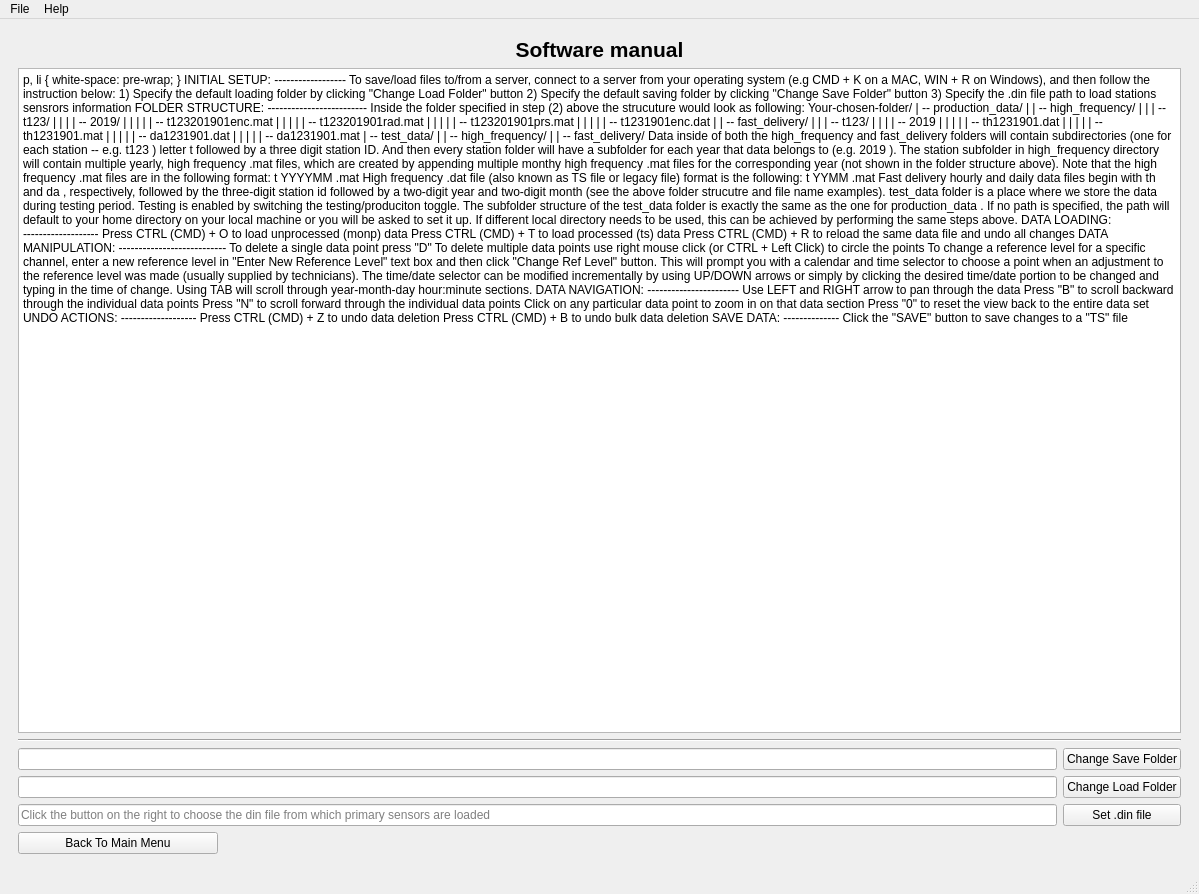
Before: the Qt Designer form PyQT5_fbs/src/main/python/stacked_design.ui in uhsealevelcenter/QCSoft, drawn with Qt 5.
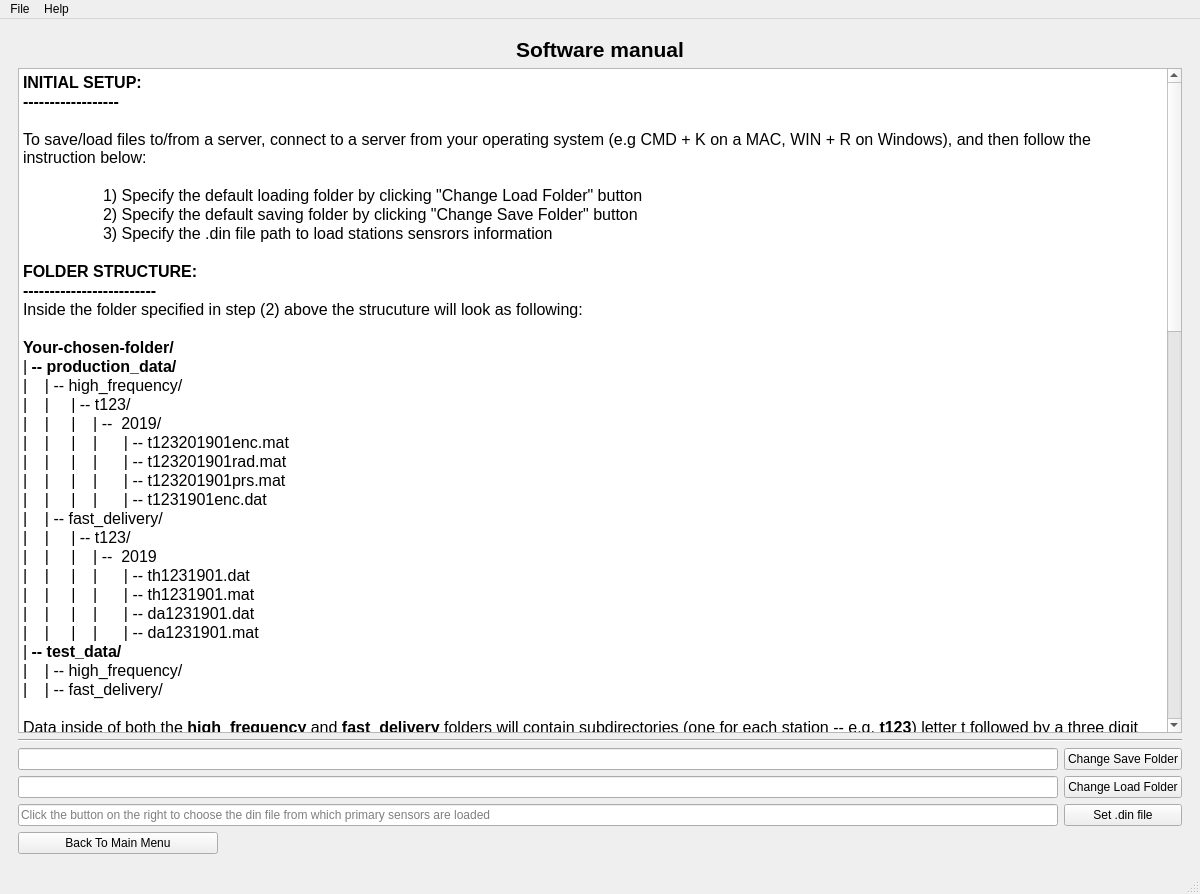
After: the same form once the commit is applied. The open tabs and pages were chosen to show the change. Custom widgets are drawn as their Qt base class.

The edit to the form file:
```diff
--- a/PyQT5_fbs/src/main/python/stacked_design.ui
+++ b/PyQT5_fbs/src/main/python/stacked_design.ui
@@ -6,7 +6,7 @@
    <rect>
     <x>0</x>
     <y>0</y>
-    <width>1199</width>
+    <width>1200</width>
     <height>894</height>
    </rect>
   </property>
@@ -448,7 +448,7 @@
 &lt;p style=&quot;-qt-paragraph-type:empty; margin-top:0px; margin-bottom:0px; margin-left:0px; margin-right:0px; -qt-block-indent:0; text-indent:0px; font-size:12pt;&quot;&gt;&lt;br /&gt;&lt;/p&gt;
 &lt;p style=&quot; margin-top:0px; margin-bottom:0px; margin-left:0px; margin-right:0px; -qt-block-indent:0; text-indent:0px;&quot;&gt;&lt;span style=&quot; font-size:12pt; font-weight:600;&quot;&gt;FOLDER STRUCTURE:&lt;/span&gt;&lt;/p&gt;
 &lt;p style=&quot; margin-top:0px; margin-bottom:0px; margin-left:0px; margin-right:0px; -qt-block-indent:0; text-indent:0px;&quot;&gt;&lt;span style=&quot; font-size:12pt; font-weight:600;&quot;&gt;-------------------------&lt;/span&gt;&lt;/p&gt;
-&lt;p style=&quot; margin-top:0px; margin-bottom:0px; margin-left:0px; margin-right:0px; -qt-block-indent:0; text-indent:0px;&quot;&gt;&lt;span style=&quot; font-size:12pt;&quot;&gt;Inside the folder specified in step (2) above the strucuture would look as following:&lt;/span&gt;&lt;/p&gt;
+&lt;p style=&quot; margin-top:0px; margin-bottom:0px; margin-left:0px; margin-right:0px; -qt-block-indent:0; text-indent:0px;&quot;&gt;&lt;span style=&quot; font-size:12pt;&quot;&gt;Inside the folder specified in step (2) above the strucuture will look as following:&lt;/span&gt;&lt;/p&gt;
 &lt;p style=&quot;-qt-paragraph-type:empty; margin-top:0px; margin-bottom:0px; margin-left:0px; margin-right:0px; -qt-block-indent:0; text-indent:0px; font-size:12pt;&quot;&gt;&lt;br /&gt;&lt;/p&gt;
 &lt;p style=&quot; margin-top:0px; margin-bottom:0px; margin-left:0px; margin-right:0px; -qt-block-indent:0; text-indent:0px;&quot;&gt;&lt;span style=&quot; font-size:12pt; font-weight:600;&quot;&gt;Your-chosen-folder/&lt;/span&gt;&lt;/p&gt;
 &lt;p style=&quot; margin-top:0px; margin-bottom:0px; margin-left:0px; margin-right:0px; -qt-block-indent:0; text-indent:0px;&quot;&gt;&lt;span style=&quot; font-size:12pt;&quot;&gt;|&lt;/span&gt;&lt;span style=&quot; font-size:12pt; font-weight:600;&quot;&gt; -- production_data/&lt;/span&gt;&lt;/p&gt;
@@ -470,7 +470,7 @@
 &lt;p style=&quot; margin-top:0px; margin-bottom:0px; margin-left:0px; margin-right:0px; -qt-block-indent:0; text-indent:0px;&quot;&gt;&lt;span style=&quot; font-size:12pt;&quot;&gt;|    | -- high_frequency/&lt;/span&gt;&lt;/p&gt;
 &lt;p style=&quot; margin-top:0px; margin-bottom:0px; margin-left:0px; margin-right:0px; -qt-block-indent:0; text-indent:0px;&quot;&gt;&lt;span style=&quot; font-size:12pt;&quot;&gt;|    | -- fast_delivery/&lt;/span&gt;&lt;/p&gt;
 &lt;p style=&quot;-qt-paragraph-type:empty; margin-top:0px; margin-bottom:0px; margin-left:0px; margin-right:0px; -qt-block-indent:0; text-indent:0px; font-size:12pt;&quot;&gt;&lt;br /&gt;&lt;/p&gt;
-&lt;p style=&quot; margin-top:0px; margin-bottom:0px; margin-left:0px; margin-right:0px; -qt-block-indent:0; text-indent:0px;&quot;&gt;&lt;span style=&quot; font-size:12pt;&quot;&gt;Data inside of both the &lt;/span&gt;&lt;span style=&quot; font-size:12pt; font-weight:600;&quot;&gt;high_frequency&lt;/span&gt;&lt;span style=&quot; font-size:12pt;&quot;&gt; and &lt;/span&gt;&lt;span style=&quot; font-size:12pt; font-weight:600;&quot;&gt;fast_delivery&lt;/span&gt;&lt;span style=&quot; font-size:12pt;&quot;&gt; folders will contain subdirectories (one for each station -- e.g. &lt;/span&gt;&lt;span style=&quot; font-size:12pt; font-weight:600;&quot;&gt;t123&lt;/span&gt;&lt;span style=&quot; font-size:12pt;&quot;&gt;) letter t followed by a three digit station ID. And then every station folder will have a subfolder for each year that data belongs to (e.g. &lt;/span&gt;&lt;span style=&quot; font-size:12pt; font-weight:600;&quot;&gt;2019&lt;/span&gt;&lt;span style=&quot; font-size:12pt;&quot;&gt;). The station subfolder in &lt;/span&gt;&lt;span style=&quot; font-size:12pt; font-weight:600;&quot;&gt;high_frequency&lt;/span&gt;&lt;span style=&quot; font-size:12pt;&quot;&gt; directory will contain multiple yearly, high frequency .mat files, which are created by appending multiple monthy high frequency .mat files for the corresponding year (not shown in the folder structure above). &lt;/span&gt;&lt;/p&gt;
+&lt;p style=&quot; margin-top:0px; margin-bottom:0px; margin-left:0px; margin-right:0px; -qt-block-indent:0; text-indent:0px;&quot;&gt;&lt;span style=&quot; font-size:12pt;&quot;&gt;Data inside of both the &lt;/span&gt;&lt;span style=&quot; font-size:12pt; font-weight:600;&quot;&gt;high_frequency&lt;/span&gt;&lt;span style=&quot; font-size:12pt;&quot;&gt; and &lt;/span&gt;&lt;span style=&quot; font-size:12pt; font-weight:600;&quot;&gt;fast_delivery&lt;/span&gt;&lt;span style=&quot; font-size:12pt;&quot;&gt; folders will contain subdirectories (one for each station -- e.g. &lt;/span&gt;&lt;span style=&quot; font-size:12pt; font-weight:600;&quot;&gt;t123&lt;/span&gt;&lt;span style=&quot; font-size:12pt;&quot;&gt;) letter t followed by a three digit station ID. And then every station folder will have a subfolder for each year that the data belongs to (e.g. &lt;/span&gt;&lt;span style=&quot; font-size:12pt; font-weight:600;&quot;&gt;2019&lt;/span&gt;&lt;span style=&quot; font-size:12pt;&quot;&gt;). The station subfolder in &lt;/span&gt;&lt;span style=&quot; font-size:12pt; font-weight:600;&quot;&gt;high_frequency&lt;/span&gt;&lt;span style=&quot; font-size:12pt;&quot;&gt; directory will contain multiple yearly, high frequency .mat files, which are created by appending multiple monthy high frequency .mat files for the corresponding year (not shown in the folder structure above). &lt;/span&gt;&lt;/p&gt;
 &lt;p style=&quot;-qt-paragraph-type:empty; margin-top:0px; margin-bottom:0px; margin-left:0px; margin-right:0px; -qt-block-indent:0; text-indent:0px; font-size:12pt;&quot;&gt;&lt;br /&gt;&lt;/p&gt;
 &lt;p style=&quot; margin-top:0px; margin-bottom:0px; margin-left:0px; margin-right:0px; -qt-block-indent:0; text-indent:0px;&quot;&gt;&lt;span style=&quot; font-size:12pt;&quot;&gt;Note that the high frequency .mat files are in the following format:&lt;/span&gt;&lt;/p&gt;
 &lt;p align=&quot;center&quot; style=&quot; margin-top:0px; margin-bottom:0px; margin-left:0px; margin-right:0px; -qt-block-indent:0; text-indent:0px;&quot;&gt;&lt;span style=&quot; font-size:12pt; font-weight:600;&quot;&gt;t&lt;/span&gt;&lt;span style=&quot; font-size:12pt;&quot;&gt;&amp;lt;three_digit_station_ID&amp;gt;&lt;/span&gt;&lt;span style=&quot; font-size:12pt; font-weight:600;&quot;&gt;YYYYMM&lt;/span&gt;&lt;span style=&quot; font-size:12pt;&quot;&gt;&amp;lt;three_letter_sensor&amp;gt;&lt;/span&gt;&lt;span style=&quot; font-size:12pt; font-weight:600;&quot;&gt;.mat&lt;/span&gt;&lt;/p&gt;
@@ -480,11 +480,22 @@
 &lt;p align=&quot;center&quot; style=&quot;-qt-paragraph-type:empty; margin-top:0px; margin-bottom:0px; margin-left:0px; margin-right:0px; -qt-block-indent:0; text-indent:0px; font-size:12pt; font-weight:600;&quot;&gt;&lt;br /&gt;&lt;/p&gt;
 &lt;p style=&quot; margin-top:0px; margin-bottom:0px; margin-left:0px; margin-right:0px; -qt-block-indent:0; text-indent:0px;&quot;&gt;&lt;span style=&quot; font-size:12pt;&quot;&gt;Fast delivery hourly and daily data files begin with &lt;/span&gt;&lt;span style=&quot; font-size:12pt; font-weight:600;&quot;&gt;th&lt;/span&gt;&lt;span style=&quot; font-size:12pt;&quot;&gt; and &lt;/span&gt;&lt;span style=&quot; font-size:12pt; font-weight:600;&quot;&gt;da&lt;/span&gt;&lt;span style=&quot; font-size:12pt;&quot;&gt;, respectively, followed by the three-digit station id followed by a two-digit year and two-digit month (see the above folder strucutre and file name examples).&lt;/span&gt;&lt;/p&gt;
 &lt;p style=&quot;-qt-paragraph-type:empty; margin-top:0px; margin-bottom:0px; margin-left:0px; margin-right:0px; -qt-block-indent:0; text-indent:0px; font-size:12pt;&quot;&gt;&lt;br /&gt;&lt;/p&gt;
-&lt;p style=&quot; margin-top:0px; margin-bottom:0px; margin-left:0px; margin-right:0px; -qt-block-indent:0; text-indent:0px;&quot;&gt;&lt;span style=&quot; font-size:12pt; font-weight:600;&quot;&gt;test_data &lt;/span&gt;&lt;span style=&quot; font-size:12pt;&quot;&gt;folder is a place where we store the data during testing period. Testing is enabled by switching the testing/produciton toggle. The subfolder structure of the &lt;/span&gt;&lt;span style=&quot; font-size:12pt; font-weight:600;&quot;&gt;test_data&lt;/span&gt;&lt;span style=&quot; font-size:12pt;&quot;&gt; folder is exactly the same as the one for &lt;/span&gt;&lt;span style=&quot; font-size:12pt; font-weight:600;&quot;&gt;production_data&lt;/span&gt;&lt;span style=&quot; font-size:12pt;&quot;&gt;.&lt;/span&gt;&lt;/p&gt;
+&lt;p style=&quot; margin-top:0px; margin-bottom:0px; margin-left:0px; margin-right:0px; -qt-block-indent:0; text-indent:0px;&quot;&gt;&lt;span style=&quot; font-size:12pt; font-weight:600;&quot;&gt;test_data &lt;/span&gt;&lt;span style=&quot; font-size:12pt;&quot;&gt;folder is a place where we store the data during testing period. Testing is enabled by switching the testing/produciton toggle (the big green/red circle). The subfolder structure of the &lt;/span&gt;&lt;span style=&quot; font-size:12pt; font-weight:600;&quot;&gt;test_data&lt;/span&gt;&lt;span style=&quot; font-size:12pt;&quot;&gt; folder is exactly the same as the one for &lt;/span&gt;&lt;span style=&quot; font-size:12pt; font-weight:600;&quot;&gt;production_data&lt;/span&gt;&lt;span style=&quot; font-size:12pt;&quot;&gt;.&lt;/span&gt;&lt;/p&gt;
 &lt;p style=&quot;-qt-paragraph-type:empty; margin-top:0px; margin-bottom:0px; margin-left:0px; margin-right:0px; -qt-block-indent:0; text-indent:0px; font-size:12pt;&quot;&gt;&lt;br /&gt;&lt;/p&gt;
 &lt;p style=&quot;-qt-paragraph-type:empty; margin-top:0px; margin-bottom:0px; margin-left:0px; margin-right:0px; -qt-block-indent:0; text-indent:0px; font-size:12pt;&quot;&gt;&lt;br /&gt;&lt;/p&gt;
 &lt;p style=&quot; margin-top:0px; margin-bottom:0px; margin-left:0px; margin-right:0px; -qt-block-indent:0; text-indent:0px;&quot;&gt;&lt;span style=&quot; font-size:12pt;&quot;&gt;If no path is specified, the path will default to your home directory on your local machine or you will be asked to set it up.  If different local directory needs to be used, this can be achieved by performing the same steps above. &lt;/span&gt;&lt;/p&gt;
 &lt;p style=&quot;-qt-paragraph-type:empty; margin-top:0px; margin-bottom:0px; margin-left:0px; margin-right:0px; -qt-block-indent:0; text-indent:0px; font-size:12pt;&quot;&gt;&lt;br /&gt;&lt;/p&gt;
+&lt;p style=&quot; margin-top:0px; margin-bottom:0px; margin-left:0px; margin-right:0px; -qt-block-indent:0; text-indent:0px;&quot;&gt;&lt;span style=&quot; font-size:12pt; font-weight:600;&quot;&gt;KNOWN LIMITATIONS:&lt;/span&gt;&lt;/p&gt;
+&lt;p style=&quot; margin-top:0px; margin-bottom:0px; margin-left:0px; margin-right:0px; -qt-block-indent:0; text-indent:0px;&quot;&gt;&lt;span style=&quot; font-size:12pt; font-weight:600;&quot;&gt;(to be fixed in the future)&lt;/span&gt;&lt;/p&gt;
+&lt;p style=&quot; margin-top:0px; margin-bottom:0px; margin-left:0px; margin-right:0px; -qt-block-indent:0; text-indent:0px;&quot;&gt;&lt;span style=&quot; font-size:12pt; font-weight:600;&quot;&gt;------------------------------&lt;/span&gt;&lt;/p&gt;
+&lt;p style=&quot;-qt-paragraph-type:empty; margin-top:0px; margin-bottom:0px; margin-left:0px; margin-right:0px; -qt-block-indent:0; text-indent:0px; font-size:12pt; font-weight:600;&quot;&gt;&lt;br /&gt;&lt;/p&gt;
+&lt;p style=&quot; margin-top:0px; margin-bottom:0px; margin-left:0px; margin-right:0px; -qt-block-indent:0; text-indent:0px;&quot;&gt;&lt;span style=&quot; font-size:12pt;&quot;&gt;1. When loading multiple months of data, the data loaded can only belong to the same year. This limitation will be removed in the future when we have my robust testing in place. Right now, this allows to avoid many edge cases we might not be accounting for.&lt;/span&gt;&lt;/p&gt;
+&lt;p style=&quot;-qt-paragraph-type:empty; margin-top:0px; margin-bottom:0px; margin-left:0px; margin-right:0px; -qt-block-indent:0; text-indent:0px; font-size:12pt;&quot;&gt;&lt;br /&gt;&lt;/p&gt;
+&lt;p style=&quot; margin-top:0px; margin-bottom:0px; margin-left:0px; margin-right:0px; -qt-block-indent:0; text-indent:0px;&quot;&gt;&lt;span style=&quot; font-size:12pt;&quot;&gt;2. Hourly filtering on the bottom graph might not work properly if we have multiple months loaded&lt;/span&gt;&lt;/p&gt;
+&lt;p style=&quot;-qt-paragraph-type:empty; margin-top:0px; margin-bottom:0px; margin-left:0px; margin-right:0px; -qt-block-indent:0; text-indent:0px; font-size:12pt;&quot;&gt;&lt;br /&gt;&lt;/p&gt;
+&lt;p style=&quot; margin-top:0px; margin-bottom:0px; margin-left:0px; margin-right:0px; -qt-block-indent:0; text-indent:0px;&quot;&gt;&lt;span style=&quot; font-size:12pt;&quot;&gt;3. Changing reference level for multiple months might not work properly (only load one month worth of data when changing the reference level)&lt;/span&gt;&lt;/p&gt;
+&lt;p style=&quot;-qt-paragraph-type:empty; margin-top:0px; margin-bottom:0px; margin-left:0px; margin-right:0px; -qt-block-indent:0; text-indent:0px; font-size:12pt;&quot;&gt;&lt;br /&gt;&lt;/p&gt;
+&lt;p style=&quot;-qt-paragraph-type:empty; margin-top:0px; margin-bottom:0px; margin-left:0px; margin-right:0px; -qt-block-indent:0; text-indent:0px; font-size:12pt;&quot;&gt;&lt;br /&gt;&lt;/p&gt;
 &lt;p style=&quot; margin-top:0px; margin-bottom:0px; margin-left:0px; margin-right:0px; -qt-block-indent:0; text-indent:0px;&quot;&gt;&lt;span style=&quot; font-size:12pt; font-weight:600;&quot;&gt;DATA LOADING:&lt;/span&gt;&lt;/p&gt;
 &lt;p style=&quot; margin-top:0px; margin-bottom:0px; margin-left:0px; margin-right:0px; -qt-block-indent:0; text-indent:0px;&quot;&gt;&lt;span style=&quot; font-size:12pt; font-weight:600;&quot;&gt;-------------------&lt;/span&gt;&lt;/p&gt;
 &lt;p style=&quot; margin-top:0px; margin-bottom:0px; margin-left:0px; margin-right:0px; -qt-block-indent:0; text-indent:0px;&quot;&gt;&lt;span style=&quot; font-size:12pt;&quot;&gt;        Press CTRL (CMD) + O to load unprocessed (monp) data&lt;/span&gt;&lt;/p&gt;
@@ -650,7 +661,7 @@
     <rect>
      <x>0</x>
      <y>0</y>
-     <width>1199</width>
+     <width>1200</width>
      <height>18</height>
     </rect>
    </property>
@@ -718,12 +729,12 @@
  <customwidgets>
   <customwidget>
    <class>MatplotlibWidget</class>
-   <extends></extends>
+   <extends>QWidget</extends>
    <header>matplotlibwidget</header>
   </customwidget>
   <customwidget>
    <class>SwitchWidget</class>
-   <extends></extends>
+   <extends>QWidget</extends>
    <header>switchwidget</header>
   </customwidget>
  </customwidgets>
```
Left out of the diff: 2 changed lines with no effect on the pictures.
